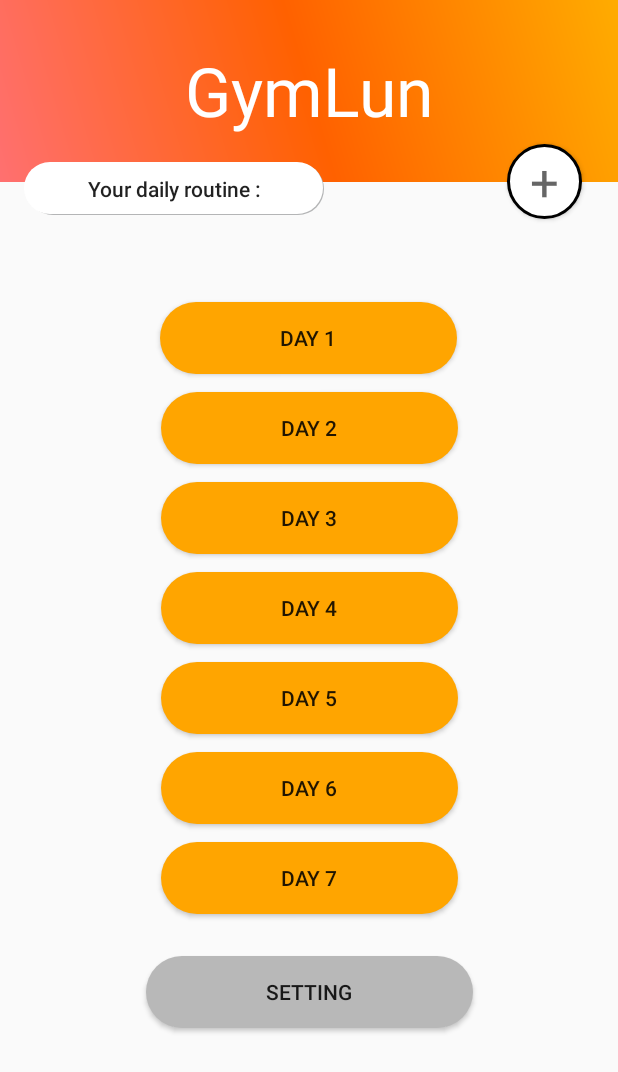
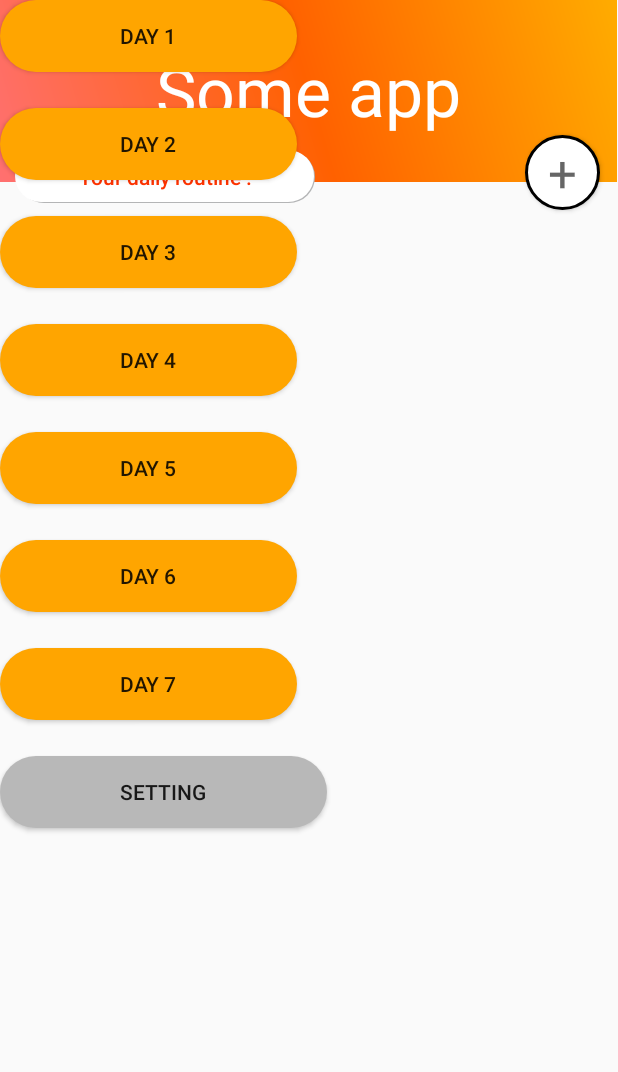
Before and after one commit to martinL0918/gym, an Android app: the layout routine.xml on its own in the app's theme, with its tools: preview values and no code run, on a phone screen of 412 x 824 dp. Shown: the top 1072 px of the screen. Run offline under Robolectric (Android 15) with nearby library versions, the phone set to English and light mode, and no system bars; Roboto replaces fonts that are not available here.

Commit message:
added uploadlogo.png

```diff
--- a/app/src/main/AndroidManifest.xml
+++ b/app/src/main/AndroidManifest.xml
@@ -9,7 +9,7 @@
         android:roundIcon="@mipmap/ic_launcher_round"
         android:supportsRtl="true"
         android:theme="@style/AppTheme">
-        <activity android:name=".Login">
+        <activity android:name=".Routine">
             <intent-filter>
                 <action android:name="android.intent.action.MAIN" />
                 <category android:name="android.intent.category.LAUNCHER" />
@@ -21,6 +21,8 @@
         </activity>
         <activity android:name=".ActionCardview">
         </activity>
+        <activity android:name=".Login">
+        </activity>
 
         <meta-data
             android:name="preloaded_fonts"
--- /dev/null
+++ b/app/src/main/java/com/comps413f/gym/Routine.java
@@ -0,0 +1,16 @@
+package com.comps413f.gym;
+
+import android.content.DialogInterface;
+import android.os.Bundle;
+import android.view.View;
+import android.widget.Button;
+import androidx.appcompat.app.AlertDialog;
+import androidx.appcompat.app.AppCompatActivity;
+
+public class Routine extends AppCompatActivity {
+    @Override
+    protected void onCreate(Bundle savedInstanceState) {
+        super.onCreate(savedInstanceState);
+        setContentView(R.layout.routine);
+    }
+}
--- a/app/src/main/res/layout/routine.xml
+++ b/app/src/main/res/layout/routine.xml
@@ -13,123 +13,105 @@
 
         <TextView
             android:id="@+id/background"
-                    android:layout_width="0dp"
+            android:layout_width="411dp"
             android:layout_height="121dp"
             android:background="@drawable/orange_gradient"
             android:fontFamily="@font/baloo_tamma"
             android:gravity="center"
-                    android:text="@string/routinetitle"
+            android:text="@string/app_name"
             android:textColor="#FFFFFF"
-                    android:textSize="45sp"
-                    app:layout_constraintEnd_toEndOf="parent"
-                    app:layout_constraintHorizontal_bias="0.0"
-                    app:layout_constraintStart_toStartOf="parent"
-                    app:layout_constraintTop_toTopOf="parent" />
+            android:textSize="45sp" />
 
         <Button
             android:id="@+id/day1"
             android:layout_width="wrap_content"
             android:layout_height="wrap_content"
-            android:layout_marginStart="150dp"
-            android:layout_marginLeft="150dp"
-            android:layout_marginTop="80dp"
-            android:layout_marginEnd="150dp"
-            android:layout_marginRight="150dp"
             android:background="@drawable/orange_circle_background_routine"
             android:text="@string/day1"
-            app:layout_constraintEnd_toEndOf="parent"
-            app:layout_constraintHorizontal_bias="0.505"
-            app:layout_constraintStart_toStartOf="parent"
-            app:layout_constraintTop_toBottomOf="@+id/background" />
+            tools:layout_editor_absoluteX="107dp"
+            tools:layout_editor_absoluteY="165dp" />
 
         <Button
             android:id="@+id/day2"
             android:layout_width="wrap_content"
             android:layout_height="wrap_content"
-            android:layout_marginTop="12dp"
+            android:layout_marginTop="24dp"
             android:background="@drawable/orange_circle_background_routine"
             android:text="@string/day2"
-            app:layout_constraintEnd_toEndOf="parent"
-            app:layout_constraintStart_toStartOf="parent"
-            app:layout_constraintTop_toBottomOf="@+id/day1" />
+            app:layout_constraintTop_toBottomOf="@+id/day1"
+            tools:layout_editor_absoluteX="107dp" />
 
         <Button
             android:id="@+id/day3"
             android:layout_width="wrap_content"
             android:layout_height="wrap_content"
-            android:layout_marginTop="12dp"
+            android:layout_marginTop="24dp"
             android:background="@drawable/orange_circle_background_routine"
             android:text="@string/day3"
-            app:layout_constraintEnd_toEndOf="parent"
-            app:layout_constraintStart_toStartOf="parent"
-            app:layout_constraintTop_toBottomOf="@+id/day2" />
+            app:layout_constraintTop_toBottomOf="@+id/day2"
+            tools:layout_editor_absoluteX="107dp" />
 
         <Button
             android:id="@+id/day4"
             android:layout_width="wrap_content"
             android:layout_height="wrap_content"
-            android:layout_marginTop="12dp"
+            android:layout_marginTop="24dp"
             android:background="@drawable/orange_circle_background_routine"
             android:text="@string/day4"
-            app:layout_constraintEnd_toEndOf="parent"
-            app:layout_constraintStart_toStartOf="parent"
-            app:layout_constraintTop_toBottomOf="@+id/day3" />
+            app:layout_constraintTop_toBottomOf="@+id/day3"
+            tools:layout_editor_absoluteX="107dp" />
 
         <Button
             android:id="@+id/day5"
             android:layout_width="wrap_content"
             android:layout_height="wrap_content"
-            android:layout_marginTop="12dp"
+            android:layout_marginTop="24dp"
             android:background="@drawable/orange_circle_background_routine"
             android:text="@string/day5"
-            app:layout_constraintEnd_toEndOf="parent"
-            app:layout_constraintStart_toStartOf="parent"
-            app:layout_constraintTop_toBottomOf="@+id/day4" />
+            app:layout_constraintTop_toBottomOf="@+id/day4"
+            tools:layout_editor_absoluteX="106dp" />
 
         <Button
             android:id="@+id/day6"
             android:layout_width="wrap_content"
             android:layout_height="wrap_content"
-            android:layout_marginTop="12dp"
+            android:layout_marginTop="24dp"
             android:background="@drawable/orange_circle_background_routine"
             android:text="@string/day6"
-            app:layout_constraintEnd_toEndOf="parent"
-            app:layout_constraintStart_toStartOf="parent"
-            app:layout_constraintTop_toBottomOf="@+id/day5" />
+            app:layout_constraintTop_toBottomOf="@+id/day5"
+            tools:layout_editor_absoluteX="106dp" />
 
         <Button
             android:id="@+id/day7"
             android:layout_width="wrap_content"
             android:layout_height="wrap_content"
-            android:layout_marginTop="12dp"
+            android:layout_marginTop="24dp"
             android:background="@drawable/orange_circle_background_routine"
             android:text="@string/day7"
-            app:layout_constraintEnd_toEndOf="parent"
-            app:layout_constraintStart_toStartOf="parent"
-            app:layout_constraintTop_toBottomOf="@+id/day6" />
+            app:layout_constraintTop_toBottomOf="@+id/day6"
+            tools:layout_editor_absoluteX="107dp" />
 
         <Button
             android:id="@+id/setting"
             android:layout_width="wrap_content"
             android:layout_height="wrap_content"
-            android:layout_marginTop="28dp"
+            android:layout_marginTop="24dp"
             android:background="@drawable/grey_circle_background"
             android:text="@string/routineSetting"
-            app:layout_constraintEnd_toEndOf="parent"
-            app:layout_constraintStart_toStartOf="parent"
-            app:layout_constraintTop_toBottomOf="@+id/day7" />
+            app:layout_constraintTop_toBottomOf="@+id/day7"
+            tools:layout_editor_absoluteX="97dp" />
 
         <Button
             android:id="@+id/addDayButton"
             android:layout_width="50dp"
             android:layout_height="50dp"
-            android:layout_marginTop="96dp"
-            android:layout_marginEnd="24dp"
-            android:layout_marginRight="24dp"
+            android:layout_marginStart="140dp"
+            android:layout_marginLeft="140dp"
+            android:layout_marginTop="90dp"
             android:background="@drawable/round_button_backround"
             android:text="@string/routineAddButton"
             android:textAppearance="@style/TextAppearance.AppCompat.Display1"
-            app:layout_constraintEnd_toEndOf="parent"
+            app:layout_constraintStart_toEndOf="@+id/textView"
             app:layout_constraintTop_toTopOf="parent" />
 
         <TextView
@@ -137,11 +119,12 @@
 
             android:layout_width="200dp"
             android:layout_height="35dp"
-            android:layout_marginStart="16dp"
-            android:layout_marginLeft="16dp"
-            android:layout_marginTop="108dp"
+            android:layout_marginStart="10dp"
+            android:layout_marginLeft="10dp"
+            android:layout_marginTop="100dp"
             android:background="@drawable/white_circle_background"
             android:gravity="center"
+            android:textColor="@color/colorRed"
             android:text="@string/routineDescription"
             android:textAppearance="@style/TextAppearance.AppCompat.Body2"
             app:layout_constraintStart_toStartOf="parent"
--- a/app/src/main/res/values/strings.xml
+++ b/app/src/main/res/values/strings.xml
@@ -23,9 +23,6 @@
     <string name="ERROR_EMAIL_ALREADY_IN_USE">This email address is already in used</string>
     <string name="ERROR_INVALID_EMAIL">This email address is badly formatted</string>
     <string name="ERROR_WEAK_PASSWORD">Weak Password</string>
-
-
-    <string name="routinetitle">GymLun</string>
     <string name= "day1">Day 1</string>
     <string name= "day2">Day 2</string>
     <string name= "day3">Day 3</string>
```
Lines whose indentation alone changed are shown as unchanged.
